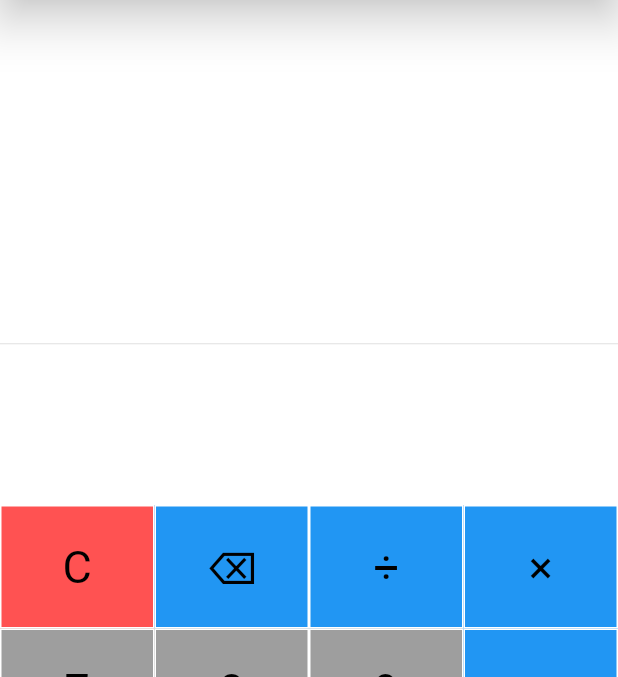
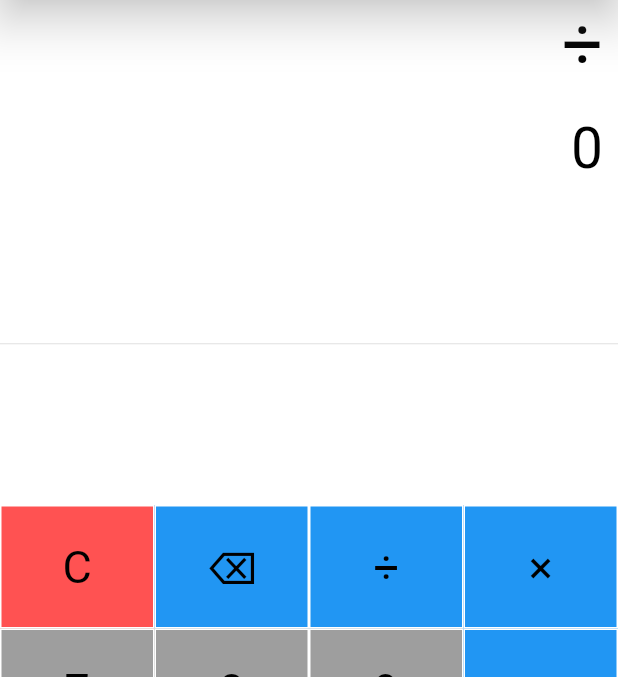
Before and after one commit to Dillys3567/calculator, a Flutter app: the Calculator screen opened by its route, after a tap on an icon or button, on a phone screen of 412 x 824 dp, the part 113-790 px from its top. Run offline on Flutter 3.47's test engine with Material 2 defaults, Android fonts, the phone set to English and light mode, and no system bars; our stand-ins replace lottie, math_expressions, shared_preferences; accounts and stored records are empty; network calls fail.

Commit message:
scientific calculator

```diff
--- /dev/null
+++ b/lib/screens/simple_calculator/calculator.dart
@@ -0,0 +1,245 @@
+import 'dart:async';
+import 'dart:io';
+
+import 'package:flutter/material.dart';
+import 'package:math_expressions/math_expressions.dart';
+
+class Calculator extends StatefulWidget {
+  const Calculator({Key? key}) : super(key: key);
+
+  @override
+  State<Calculator> createState() => _CalculatorState();
+}
+
+class _CalculatorState extends State<Calculator> {
+  String equation = "0";
+  String result = "0";
+  String expression = '';
+  double equationFontSize = 38.0;
+  double resultFontSize = 48.0;
+
+  startTimer(method) async {
+    var duration = Duration(seconds: 3);
+    return new Timer(duration, method);
+  }
+
+  buttonPressed(String buttonText) {
+    setState(() {
+      if (buttonText == 'C') {
+        equation = '0';
+        result = '0';
+        equationFontSize = 38.0;
+        resultFontSize = 48.0;
+        print('here');
+      } else if (buttonText == '⌫') {
+        equationFontSize = 48.0;
+        resultFontSize = 38.0;
+        equation = equation.substring(0, equation.length - 1);
+        if (equation == '') {
+          equation = '0';
+        }
+        print('here');
+      } else if (buttonText == '=') {
+        equationFontSize = 38.0;
+        resultFontSize = 48.0;
+        expression = equation;
+        expression = expression.replaceAll('÷', '/');
+        expression = expression.replaceAll('×', '*');
+        print(expression);
+        try {
+          Parser p = Parser();
+          Expression exp = p.parse(expression);
+          ContextModel conMod = ContextModel();
+          result = '${exp.evaluate(EvaluationType.REAL, conMod)}';
+        } catch (e) {
+          result = 'Error';
+        }
+      } else {
+        equationFontSize = 48.0;
+        resultFontSize = 38.0;
+        if (equation == '0') {
+          equation = buttonText;
+        } else {
+          equation += buttonText;
+          print('here');
+          print(buttonText);
+        }
+      }
+    });
+  }
+
+  Widget Button(String buttonText, double buttonHeight, Color buttonColor) {
+    return Container(
+      height: MediaQuery.of(context).size.height * 0.1 * buttonHeight,
+      color: buttonColor,
+      child: TextButton(
+        onPressed: () => buttonPressed(buttonText),
+        style: TextButton.styleFrom(
+          padding: const EdgeInsets.all(16),
+          shape: RoundedRectangleBorder(
+            borderRadius: BorderRadius.circular(0),
+            side: const BorderSide(
+                color: Colors.white, width: 1, style: BorderStyle.solid),
+          ),
+        ),
+        child: Text(
+          buttonText,
+          style: TextStyle(
+            fontSize: 30,
+            fontWeight: FontWeight.normal,
+            color: Theme.of(context).textTheme.bodyText1?.color,
+          ),
+        ),
+      ),
+    );
+  }
+
+  @override
+  Widget build(BuildContext context) {
+    return WillPopScope(
+      onWillPop: () async {
+        return await showDialog(
+              context: context,
+              builder: (context) => AlertDialog(
+                title: Text('Exit App'),
+                content: Text('Do you want to exit the App?'),
+                actions: [
+                  ElevatedButton(
+                    onPressed: () => Navigator.of(context).pop(false),
+                    child: Text('No'),
+                  ),
+                  ElevatedButton(
+                    onPressed: (() {
+                      startTimer(exit(0));
+                    }),
+                    child: Text('Yes'),
+                  ),
+                ],
+              ),
+            ) ??
+            false;
+      },
+      child: Scaffold(
+        appBar: AppBar(
+          shadowColor: Colors.grey,
+          elevation: 15,
+          automaticallyImplyLeading: false,
+          title: Text('Calculator'),
+          actions: [
+            Padding(
+              padding: const EdgeInsets.all(8.0),
+              child: GestureDetector(
+                  onTap: () {
+                    setState(() {
+                      Navigator.pushNamed(context, '/scientific');
+                    });
+                  },
+                  child: Icon(Icons.science_outlined)),
+            ),
+            Padding(
+              padding: const EdgeInsets.all(8.0),
+              child: GestureDetector(
+                  onTap: () {
+                    setState(() {
+                      Navigator.pushNamed(context, '/settings');
+                    });
+                  },
+                  child: Icon(Icons.settings)),
+            ),
+          ],
+        ),
+        body: Column(
+          children: [
+            Container(
+              alignment: Alignment.centerRight,
+              padding: EdgeInsets.fromLTRB(10, 20, 10, 0),
+              child: Text(equation,
+                  style: TextStyle(
+                    fontSize: equationFontSize,
+                    color: Theme.of(context).textTheme.bodyText1?.color,
+                  )),
+            ),
+            Container(
+              alignment: Alignment.centerRight,
+              padding: EdgeInsets.fromLTRB(10, 20, 10, 0),
+              child: Text(
+                result,
+                style: TextStyle(
+                  fontSize: resultFontSize,
+                  color: Theme.of(context).textTheme.bodyText1?.color,
+                ),
+              ),
+            ),
+            Expanded(child: Divider()),
+            Row(
+              mainAxisAlignment: MainAxisAlignment.start,
+              children: [
+                Container(
+                  width: MediaQuery.of(context).size.width * 0.75,
+                  child: Table(
+                    children: [
+                      TableRow(
+                        children: [
+                          Button('C', 1, Theme.of(context).canvasColor),
+                          Button('⌫', 1, Theme.of(context).cardColor),
+                          Button('÷', 1, Theme.of(context).cardColor),
+                        ],
+                      ),
+                      TableRow(
+                        children: [
+                          Button('7', 1, Theme.of(context).primaryColor),
+                          Button('8', 1, Theme.of(context).primaryColor),
+                          Button('9', 1, Theme.of(context).primaryColor),
+                        ],
+                      ),
+                      TableRow(
+                        children: [
+                          Button('4', 1, Theme.of(context).primaryColor),
+                          Button('5', 1, Theme.of(context).primaryColor),
+                          Button('6', 1, Theme.of(context).primaryColor),
+                        ],
+                      ),
+                      TableRow(
+                        children: [
+                          Button('1', 1, Theme.of(context).primaryColor),
+                          Button('2', 1, Theme.of(context).primaryColor),
+                          Button('3', 1, Theme.of(context).primaryColor),
+                        ],
+                      ),
+                      TableRow(
+                        children: [
+                          Button('.', 1, Theme.of(context).primaryColor),
+                          Button('0', 1, Theme.of(context).primaryColor),
+                          Button('00', 1, Theme.of(context).primaryColor),
+                        ],
+                      )
+                    ],
+                  ),
+                ),
+                Container(
+                  width: MediaQuery.of(context).size.width * 0.25,
+                  child: Table(
+                    children: [
+                      TableRow(children: [
+                        Button('×', 1, Theme.of(context).cardColor),
+                      ]),
+                      TableRow(children: [
+                        Button('-', 1, Theme.of(context).cardColor),
+                      ]),
+                      TableRow(children: [
+                        Button('+', 1, Theme.of(context).cardColor),
+                      ]),
+                      TableRow(children: [
+                        Button('=', 2, Theme.of(context).canvasColor),
+                      ]),
+                    ],
+                  ),
+                )
+              ],
+            )
+          ],
+        ),
+      ),
+    );
+  }
+}
```
Also changed, not shown: lib/main.dart (+5 -3 lines), lib/screens/scientific_calculator/scientific_calculator.dart (renamed from lib/calculator.dart, +76 -32 lines), lib/settings/settings.dart (renamed from lib/settings.dart), lib/splash/splash_screen.dart (renamed from lib/splash_screen.dart).
